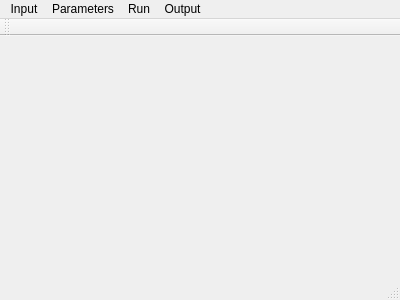
This is src/forms/mainwindow.ui in BITS-DIC/BITS-DIC as Qt 5 draws it before an edit. The edited form follows.
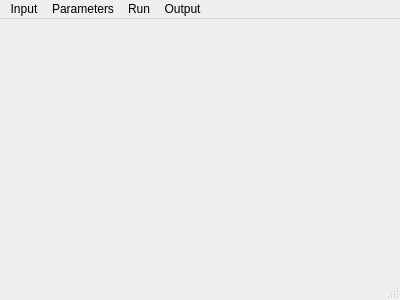
This is the edited form.

Commit message: Add file selection dialog for loading reference and current images (#3)

What changed in the file:
```diff
--- a/src/forms/mainwindow.ui
+++ b/src/forms/mainwindow.ui
@@ -54,14 +54,6 @@
    <addaction name="menuRun"/>
    <addaction name="menuOutput"/>
   </widget>
-  <widget class="QToolBar" name="mainToolBar">
-   <attribute name="toolBarArea">
-    <enum>TopToolBarArea</enum>
-   </attribute>
-   <attribute name="toolBarBreak">
-    <bool>false</bool>
-   </attribute>
-  </widget>
   <widget class="QStatusBar" name="statusBar"/>
   <action name="actionLoad_Reference_Image">
    <property name="text">
```
Left out of the diff: 2 changed lines with no effect on the pictures. The commit also changes 3 other files.
